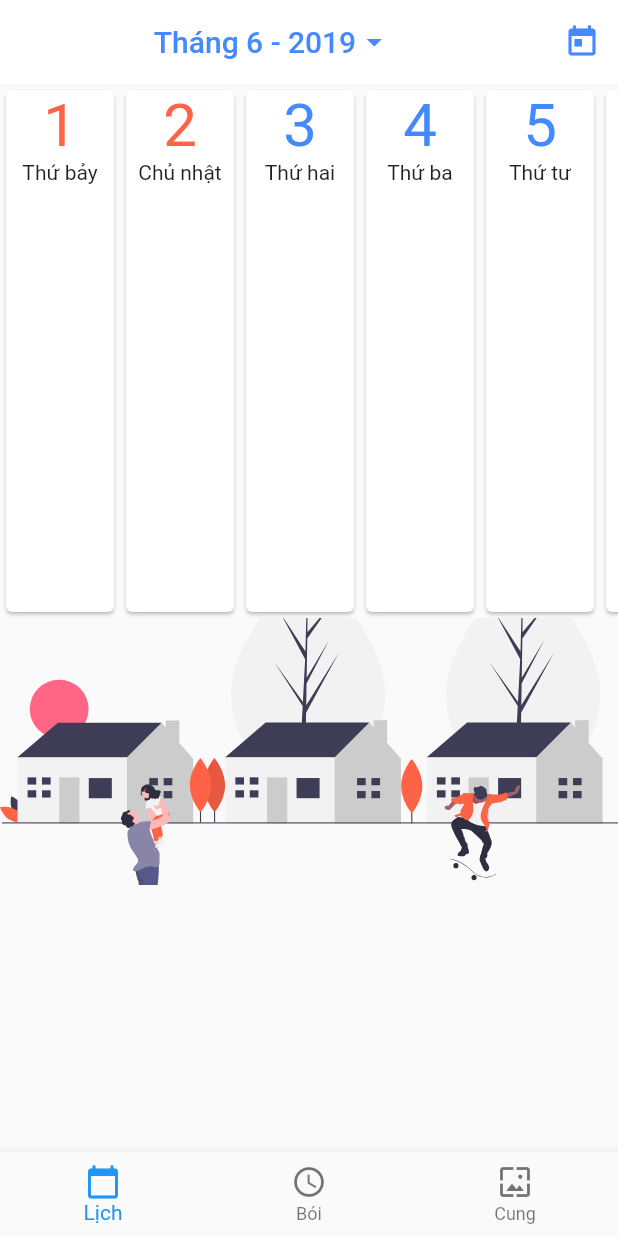
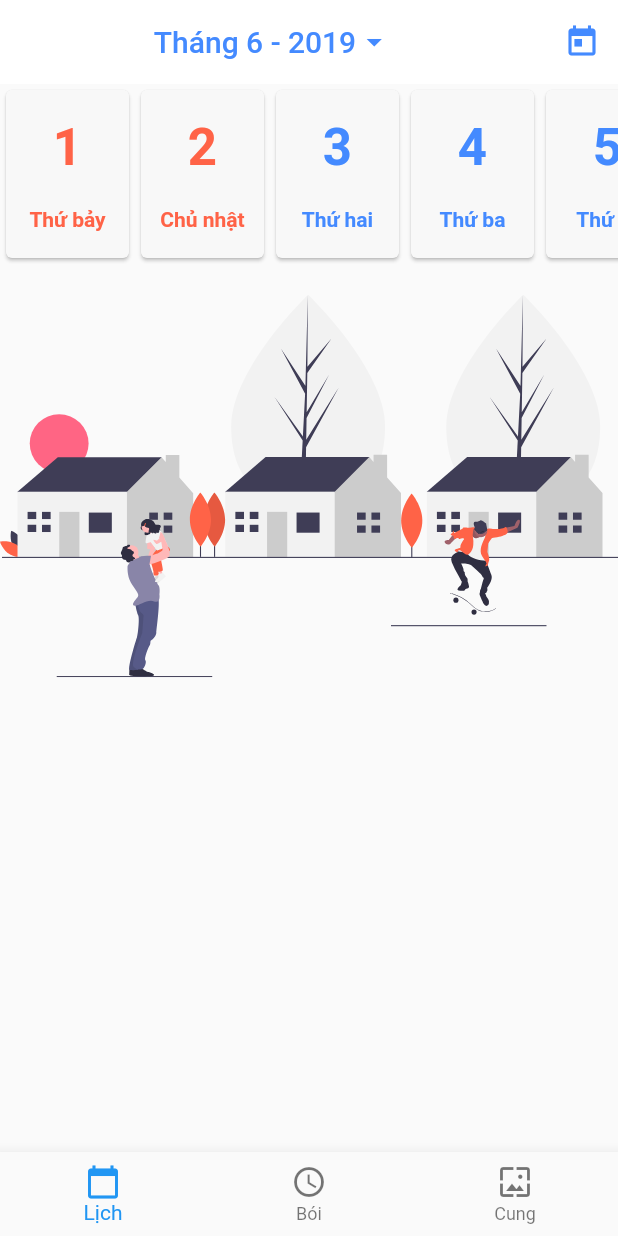
Before and after one commit to Tuan-T-Nguyen/solar-lunar-calendar-vn, a Flutter app: the screen it shows after launch, on a phone screen of 412 x 824 dp. Run offline on Flutter 3.47's test engine with Material 2 defaults, Android fonts, the light colour scheme and no system bars; our stand-ins replace flutter_svg; missing offline and left inert: lunar_calendar_converter.

Commit message:
change view calendar

```diff
--- a/lib/main.dart
+++ b/lib/main.dart
@@ -337,12 +337,10 @@ class _HomePageState extends State<HomePage> {
       child: Column(
         children: <Widget>[
           // Days
-          Flexible(
-            flex: 2,
-            child: Container(
-              //color: Colors.green,
-              child: DaysInMonth(_daysInMonth),
-            ),
+          Container(
+            alignment: Alignment.center,
+            height: 120.0,
+            child: DaysInMonth(_daysInMonth, _now.day),
           ),
 
           // Illustrations
--- a/lib/pages/calendar/days_in_month.dart
+++ b/lib/pages/calendar/days_in_month.dart
@@ -9,22 +9,35 @@ class DaysInMonth extends StatelessWidget {
 
   final List<DateInfo> items;
 
-  DaysInMonth(this.items);
+  int selectedDay;
+
+  DaysInMonth(this.items, this.selectedDay);
 
   Widget _buildDayItem(BuildContext context, int position) {
     DateInfo item = items[position];
-    Color itemTextColor = (item.now.weekday == 6 || item.now.weekday == 7) ? primaryColor : secondaryColor;
+    Color itemTextColor = item.now.day == selectedDay ? Colors.white :
+                          (item.now.weekday == 6 || item.now.weekday == 7) ? primaryColor : secondaryColor;
     return Container(
-      width: 80.0,
+      width: 90.0,
       child: Card(
-        child: Column(
-          children: <Widget>[
-            Text(item.now.day.toString(), style: TextStyle(
-              color: item.now.weekday == 6 || item.now.weekday == 7 ? primaryColor : secondaryColor,
-              fontSize: 40.0,
-            ),),
-            Text(CalendarUtils.getDayStringBy(item.now.weekday)),
-          ],
+        color: item.now.day == selectedDay ? primaryColor : bgDayItem,
+        child: Container(
+          padding: EdgeInsets.all(8.0),
+          child: Column(
+            mainAxisAlignment: MainAxisAlignment.spaceAround,
+            children: <Widget>[
+              Text(item.now.day.toString(), style: TextStyle(
+                color: itemTextColor,
+                fontSize: Theme.of(context).textTheme.display1.fontSize,
+                fontWeight: FontWeight.bold,
+              ),),
+              Text(CalendarUtils.getDayStringBy(item.now.weekday), style: TextStyle(
+                color: itemTextColor,
+                fontSize: Theme.of(context).textTheme.subtitle.fontSize,
+                fontWeight: FontWeight.bold,
+              ),),
+            ],
+          ),
         ),
       ),
     );
--- a/lib/utils/theme.dart
+++ b/lib/utils/theme.dart
@@ -2,3 +2,5 @@ import 'package:flutter/material.dart';
 
 const Color primaryColor = Color(0xFFff6347);
 const Color secondaryColor = Colors.blueAccent;
+
+const Color bgDayItem = Color(0xFFf8f8f8);
```
